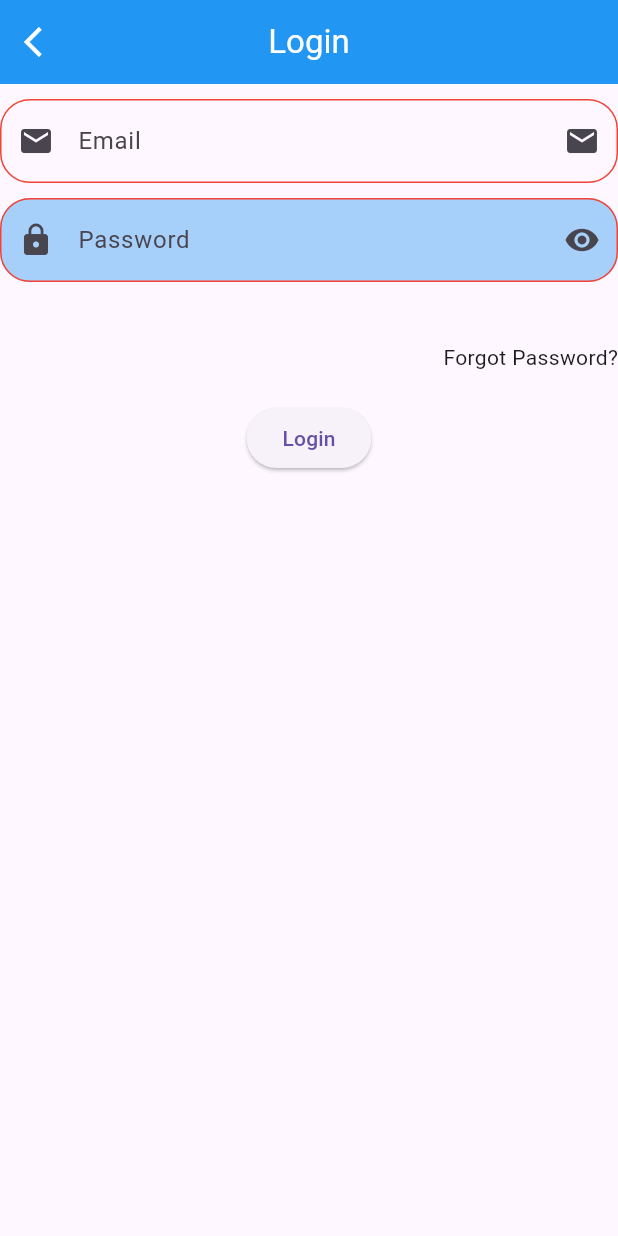
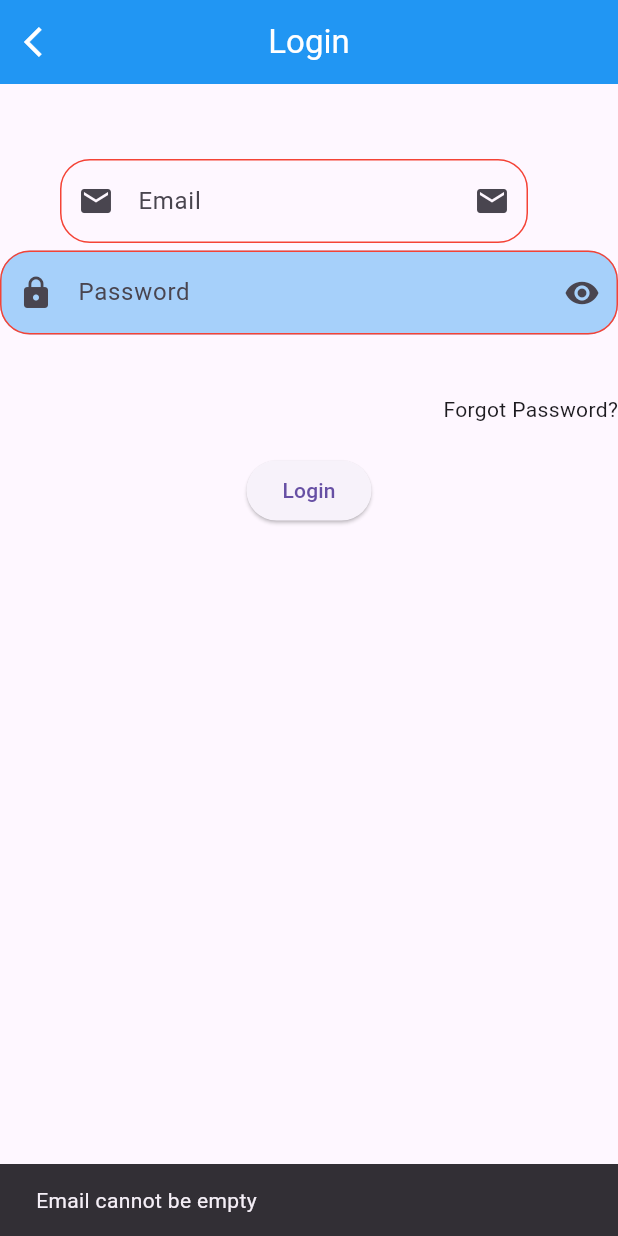
Before and after one commit to MuhammadAliKust/Flutter-B15, a Flutter app: the screen it shows after launch, after a tap on "Login", on a phone screen of 412 x 824 dp. Run offline on Flutter 3.47's test engine with Material 3 defaults, Android fonts, the phone set to English and light mode, and no system bars; our stand-ins replace string_validator.

Commit message:
Validation and Padding Done

```diff
--- a/lib/login.dart
+++ b/lib/login.dart
@@ -1,7 +1,11 @@
 import 'package:flutter/material.dart';
+import 'package:string_validator/string_validator.dart';
 
 class LoginView extends StatelessWidget {
-  const LoginView({super.key});
+  LoginView({super.key});
+
+  TextEditingController emailController = TextEditingController();
+  TextEditingController pwdController = TextEditingController();
 
   @override
   Widget build(BuildContext context) {
@@ -20,10 +24,10 @@
       ),
       body: Column(
         children: [
-          SizedBox(
-            height: 10,
-          ),
-          TextField(
+          Padding(
+            padding: const EdgeInsets.only(left: 40,right: 60,top: 50,bottom: 5),
+            child: TextField(
+              controller: emailController,
               enabled: true,
               decoration: InputDecoration(
                 label: Text("Email"),
@@ -41,10 +45,9 @@
                     borderRadius: BorderRadius.circular(20)),
               ),
             ),
-          SizedBox(
-            height: 10,
           ),
           TextField(
+            controller: pwdController,
             enabled: true,
             obscureText: true,
             decoration: InputDecoration(
@@ -65,12 +68,39 @@
                   borderRadius: BorderRadius.circular(20)),
             ),
           ),
-          SizedBox(height: 40,),
+          SizedBox(
+            height: 40,
+          ),
           Align(
               alignment: Alignment.centerRight,
               child: Text("Forgot Password?")),
-          SizedBox(height: 20,),
-          ElevatedButton(onPressed: (){}, child: Text("Login"))
+          SizedBox(
+            height: 20,
+          ),
+          ElevatedButton(
+              onPressed: () {
+                if (emailController.text.isEmpty) {
+                  ScaffoldMessenger.of(context).showSnackBar(
+                      SnackBar(content: Text("Email cannot be empty")));
+                  return;
+                }
+                if (!emailController.text.isEmail) {
+                  ScaffoldMessenger.of(context).showSnackBar(
+                      SnackBar(content: Text("Email is not valid")));
+                  return;
+                }
+                if (pwdController.text.isEmpty) {
+                  ScaffoldMessenger.of(context).showSnackBar(
+                      SnackBar(content: Text("Password cannot be empty")));
+                  return;
+                }
+                if (pwdController.text.length < 6) {
+                  ScaffoldMessenger.of(context).showSnackBar(SnackBar(
+                      content: Text("Password must be 6 or more characters")));
+                  return;
+                }
+              },
+              child: Text("Login"))
         ],
       ),
     );
--- a/pubspec.yaml
+++ b/pubspec.yaml
@@ -35,6 +35,7 @@
   # The following adds the Cupertino Icons font to your application.
   # Use with the CupertinoIcons class for iOS style icons.
   cupertino_icons: ^1.0.8
+  string_validator: ^1.1.0
 
 dev_dependencies:
   flutter_test:
```
Also changed, not shown: pubspec.lock. Lines whose indentation alone changed are shown as unchanged.
